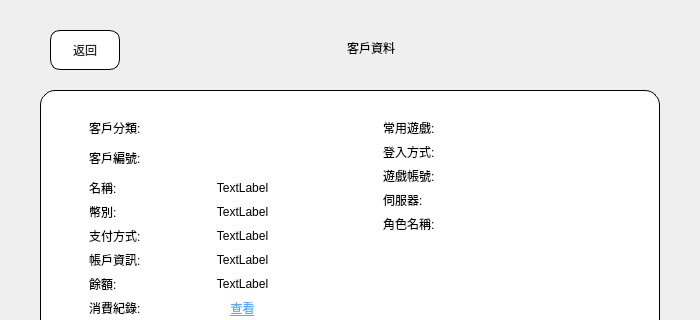
Qt form src/AdbClient/LayerSearchCustomer.ui (roger0816/Adb) before a commit; both pictures show x 0 to 700 and y 0 to 320 of the 700 by 532 pixel window.
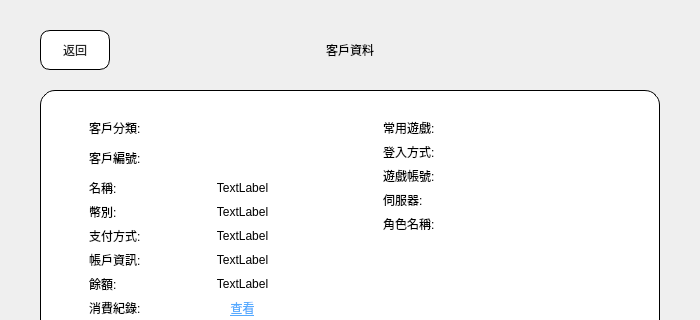
The same form after that commit. The open tabs and pages were chosen to show the change. Custom widgets are drawn as their Qt base class.

Patch:
```diff
--- a/src/AdbClient/LayerSearchCustomer.ui
+++ b/src/AdbClient/LayerSearchCustomer.ui
@@ -50,7 +50,7 @@
       <item row="0" column="0">
        <widget class="QStackedWidget" name="stackedWidget">
         <property name="currentIndex">
-         <number>1</number>
+         <number>0</number>
         </property>
         <widget class="QWidget" name="page0">
          <layout class="QGridLayout" name="gridLayout_3">
@@ -587,34 +587,39 @@
               <height>60</height>
              </size>
             </property>
-            <widget class="QLabel" name="label">
-             <property name="geometry">
-              <rect>
-               <x>200</x>
-               <y>10</y>
-               <width>262</width>
-               <height>35</height>
-              </rect>
+            <layout class="QHBoxLayout" name="horizontalLayout_3">
+             <property name="leftMargin">
+              <number>0</number>
              </property>
-             <property name="styleSheet">
-              <string notr="true">font: 26px &quot;Microsoft JhengHei UI&quot;;</string>
+             <property name="topMargin">
+              <number>0</number>
              </property>
-             <property name="text">
-              <string>客戶資料</string>
+             <property name="rightMargin">
+              <number>0</number>
              </property>
-             <property name="alignment">
-              <set>Qt::AlignCenter</set>
+             <property name="bottomMargin">
+              <number>0</number>
              </property>
-            </widget>
+             <item>
+              <widget class="QWidget" name="widget_3" native="true">
+               <property name="minimumSize">
+                <size>
+                 <width>200</width>
+                 <height>0</height>
+                </size>
+               </property>
+               <property name="maximumSize">
+                <size>
+                 <width>200</width>
+                 <height>16777215</height>
+                </size>
+               </property>
+               <layout class="QHBoxLayout" name="horizontalLayout_4">
+                <property name="leftMargin">
+                 <number>0</number>
+                </property>
+                <item>
             <widget class="QPushButton" name="btnBack">
-             <property name="geometry">
-              <rect>
-               <x>10</x>
-               <y>10</y>
-               <width>70</width>
-               <height>40</height>
-              </rect>
-             </property>
              <property name="sizePolicy">
               <sizepolicy hsizetype="Fixed" vsizetype="Fixed">
                <horstretch>0</horstretch>
@@ -670,13 +675,60 @@
               <bool>true</bool>
              </property>
             </widget>
+                </item>
+                <item>
+                 <spacer name="horizontalSpacer_2">
+                  <property name="orientation">
+                   <enum>Qt::Horizontal</enum>
+                  </property>
+                  <property name="sizeHint" stdset="0">
+                   <size>
+                    <width>40</width>
+                    <height>20</height>
+                   </size>
+                  </property>
+                 </spacer>
+                </item>
+               </layout>
+              </widget>
+             </item>
+             <item>
+              <widget class="QLabel" name="label">
+               <property name="styleSheet">
+                <string notr="true">font: 26px &quot;Microsoft JhengHei UI&quot;;</string>
+               </property>
+               <property name="text">
+                <string>客戶資料</string>
+               </property>
+               <property name="alignment">
+                <set>Qt::AlignCenter</set>
+               </property>
+              </widget>
+             </item>
+             <item>
+              <widget class="QWidget" name="widget_5" native="true">
+               <property name="minimumSize">
+                <size>
+                 <width>200</width>
+                 <height>0</height>
+                </size>
+               </property>
+               <property name="maximumSize">
+                <size>
+                 <width>200</width>
+                 <height>16777215</height>
+                </size>
+               </property>
+              </widget>
+             </item>
+            </layout>
            </widget>
           </item>
          </layout>
         </widget>
         <widget class="LayerSayCost" name="page2"/>
         <widget class="LayerAddCost" name="page3"/>
-        <widget class="LayerOrder" name="page4"/>
+        <widget class="LayerSayCost" name="page4"/>
        </widget>
       </item>
      </layout>
@@ -691,12 +743,6 @@
    <header>LayerSayCost.h</header>
    <container>1</container>
   </customwidget>
-  <customwidget>
-   <class>LayerOrder</class>
-   <extends>QWidget</extends>
-   <header>LayerOrder.h</header>
-   <container>1</container>
-  </customwidget>
   <customwidget>
    <class>LayerAddCost</class>
    <extends>QWidget</extends>
```
Lines whose indentation alone changed are shown as unchanged.
